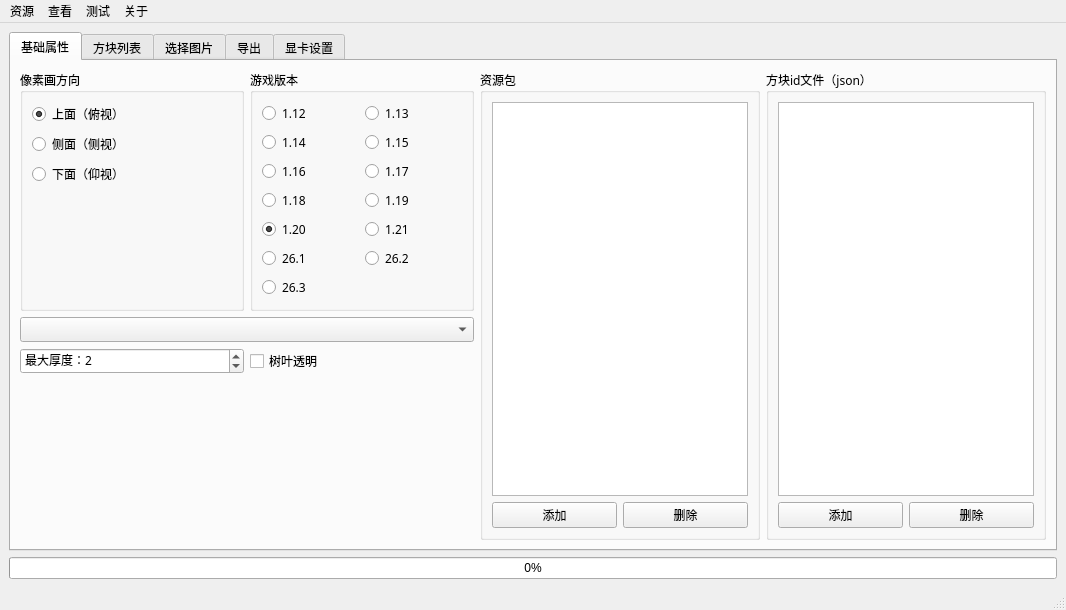
SlopeCraft/SlopeCraft, file VisualCraft/VCWind.ui: the form before one commit.
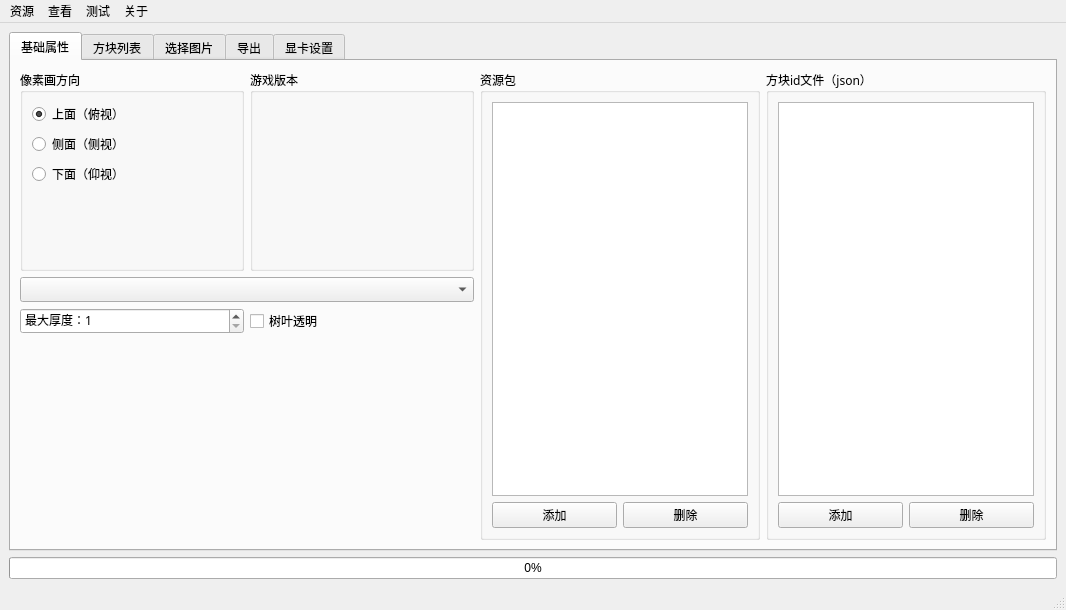
The form after the commit.

Commit message: [VC] Replace hard-coded version numbers with magic enum

Patch:
```diff
--- a/VisualCraft/VCWind.ui
+++ b/VisualCraft/VCWind.ui
@@ -77,105 +77,7 @@
             <property name="title">
              <string>游戏版本</string>
             </property>
-            <layout class="QGridLayout" name="gridLayout_3">
-             <item row="4" column="0">
-              <widget class="QRadioButton" name="rdb_version_16">
-               <property name="text">
-                <string notr="true">1.16</string>
-               </property>
-              </widget>
-             </item>
-             <item row="6" column="0">
-              <widget class="QRadioButton" name="rdb_version_20">
-               <property name="text">
-                <string notr="true">1.20</string>
-               </property>
-               <property name="checked">
-                <bool>true</bool>
-               </property>
-              </widget>
-             </item>
-             <item row="2" column="0">
-              <widget class="QRadioButton" name="rdb_version_14">
-               <property name="text">
-                <string notr="true">1.14</string>
-               </property>
-              </widget>
-             </item>
-             <item row="5" column="0">
-              <widget class="QRadioButton" name="rdb_version_18">
-               <property name="text">
-                <string notr="true">1.18</string>
-               </property>
-              </widget>
-             </item>
-             <item row="0" column="1">
-              <widget class="QRadioButton" name="rdb_version_13">
-               <property name="text">
-                <string notr="true">1.13</string>
-               </property>
-              </widget>
-             </item>
-             <item row="2" column="1">
-              <widget class="QRadioButton" name="rdb_version_15">
-               <property name="text">
-                <string notr="true">1.15</string>
-               </property>
-              </widget>
-             </item>
-             <item row="5" column="1">
-              <widget class="QRadioButton" name="rdb_version_19">
-               <property name="text">
-                <string notr="true">1.19</string>
-               </property>
-               <property name="checked">
-                <bool>false</bool>
-               </property>
-              </widget>
-             </item>
-             <item row="7" column="1">
-              <widget class="QRadioButton" name="rdb_version_26_2">
-               <property name="text">
-                <string notr="true">26.2</string>
-               </property>
-              </widget>
-             </item>
-             <item row="0" column="0">
-              <widget class="QRadioButton" name="rdb_version_12">
-               <property name="text">
-                <string notr="true">1.12</string>
-               </property>
-              </widget>
-             </item>
-             <item row="4" column="1">
-              <widget class="QRadioButton" name="rdb_version_17">
-               <property name="text">
-                <string notr="true">1.17</string>
-               </property>
-              </widget>
-             </item>
-             <item row="6" column="1">
-              <widget class="QRadioButton" name="rdb_version_21">
-               <property name="text">
-                <string notr="true">1.21</string>
-               </property>
-              </widget>
-             </item>
-             <item row="7" column="0">
-              <widget class="QRadioButton" name="rdb_version_26_1">
-               <property name="text">
-                <string notr="true">26.1</string>
-               </property>
-              </widget>
-             </item>
-             <item row="8" column="0">
-              <widget class="QRadioButton" name="rdb_version_26_3">
-               <property name="text">
-                <string notr="true">26.3</string>
-               </property>
-              </widget>
-             </item>
-            </layout>
+            <layout class="QGridLayout" name="gl_version_buttons"/>
            </widget>
           </item>
           <item row="2" column="0">
@@ -190,7 +92,7 @@
              <number>3</number>
             </property>
             <property name="value">
-             <number>2</number>
+             <number>1</number>
             </property>
            </widget>
           </item>
```
The commit also changes 2 other files.
